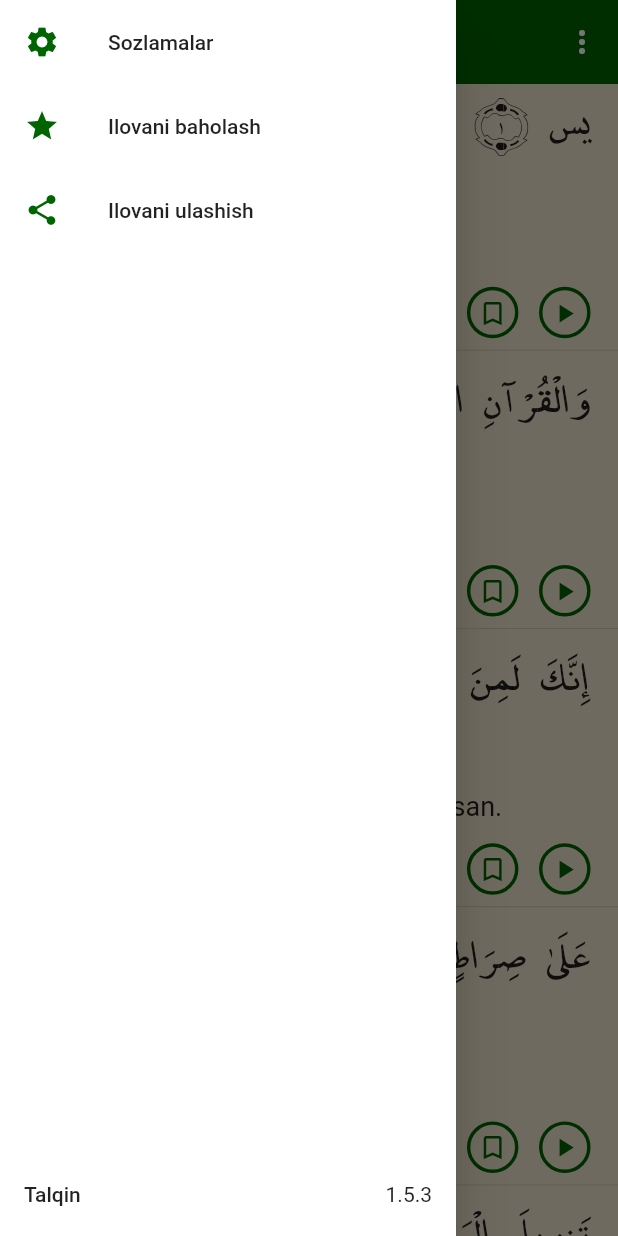
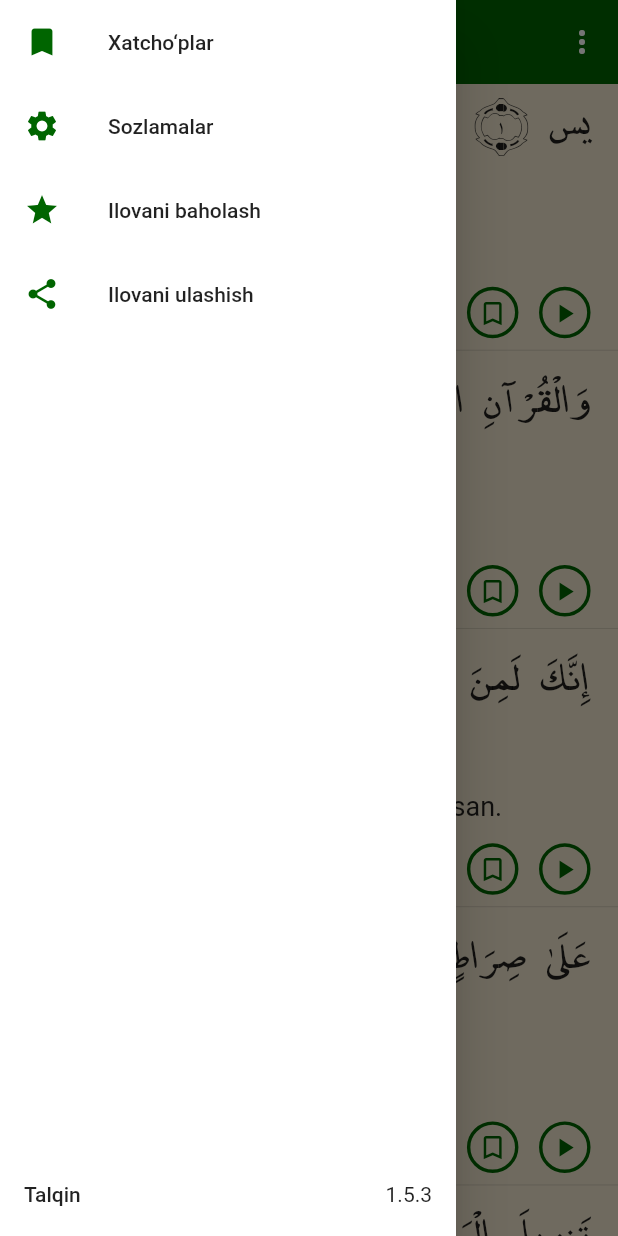
Before and after one commit to MirrikhSoftware/Yasin-flutter, a Flutter app: the screen it shows after launch, with the side drawer open, on a phone screen of 412 x 824 dp. Run offline on Flutter 3.47's test engine with Material 2 defaults, Android fonts, the phone set to English and light mode, and no system bars; our stand-ins replace audioplayers, bloc, flutter_bloc, flutter_screenutil, hive_flutter, share_plus; accounts and stored records are empty.

Commit message:
ArabicTextWidget

```diff
--- a/lib/core/constants/app_strings.dart
+++ b/lib/core/constants/app_strings.dart
@@ -5,6 +5,7 @@ import 'package:yaaseen/hive_helper/app_prefs.dart';
 class AppStrings {
   static const String app_name = 'app_name';
   static const String settings = 'settings';
+  static const String bookmarks = 'bookmarks';
   static const String arabic = 'arabic';
   static const String meaning = 'meaning';
   static const String transcription = 'transcription';
@@ -29,6 +30,7 @@ class AppLocales {
   Map<String, Map<String, String>> _locales() => {
         AppStrings.app_name: _setString('Yosin surasi', 'Ёсин сураси'),
         AppStrings.settings: _setString('Sozlamalar', 'Созламалар'),
+        AppStrings.bookmarks: _setString('Xatcho‘plar', 'Хатчўплар'),
         AppStrings.arabic: _setString('Arabiy', 'Aрабий'),
         AppStrings.meaning: _setString("Ma'nosi", 'Маъноси'),
         AppStrings.transcription: _setString("Transkripsiya", 'Транскрипсия'),
--- a/lib/route/app_route.dart
+++ b/lib/route/app_route.dart
@@ -1,6 +1,7 @@
 import 'package:flutter/material.dart';
 import 'package:yaaseen/route/route_names.dart';
 import 'package:yaaseen/screens/home/home_screen.dart';
+import 'package:yaaseen/screens/home/reading_mode_screen.dart';
 import 'package:yaaseen/screens/settings/settings_screen.dart';
 import 'package:yaaseen/screens/splash/splash.dart';
 
@@ -15,6 +16,9 @@ class AppRoutes {
 
       case RouteNames.settings:
         return _route(const SettingsScreen());
+
+      case RouteNames.reading:
+        return _route(const ReadingModeScreen());
     }
     return null;
   }
--- a/lib/route/route_names.dart
+++ b/lib/route/route_names.dart
@@ -1,4 +1,3 @@
-
 // ignore_for_file: constant_identifier_names
 
 class RouteNames {
@@ -6,4 +5,5 @@ class RouteNames {
   static const String home = '/home';
   static const String sura_details = '/sura_details';
   static const String settings = '/settings';
+  static const String reading = '/reading';
 }
--- a/lib/widgets/app_drawer.dart
+++ b/lib/widgets/app_drawer.dart
@@ -3,6 +3,8 @@ import 'package:url_launcher/url_launcher.dart';
 import 'package:yaaseen/core/components/app_packages.dart';
 import 'package:yaaseen/core/constants/app_colors.dart';
 import 'package:yaaseen/core/constants/app_strings.dart';
+import 'package:yaaseen/route/app_navigator.dart';
+import 'package:yaaseen/route/routes.dart';
 
 class AppDrawer extends StatelessWidget {
   const AppDrawer({Key? key}) : super(key: key);
@@ -14,6 +16,14 @@ class AppDrawer extends StatelessWidget {
       child: SafeArea(
         child: Column(
           children: [
+
+            _setTitle(
+              icon: Icons.bookmark,
+              title: AppStrings.bookmarks.tr(),
+              onTap: () {
+                AppNavigator.pushNamed(RouteNames.reading);
+              },
+            ),
             _setTitle(
               icon: Icons.settings,
               title: AppStrings.settings.tr(),
--- /dev/null
+++ b/lib/widgets/arabic_text.dart
@@ -0,0 +1,29 @@
+import 'package:flutter/material.dart';
+import 'package:yaaseen/core/core.dart';
+
+import '../hive_helper/hive_helper.dart';
+
+class ArabicText extends StatelessWidget {
+  final String arabic;
+  const ArabicText({Key? key, required this.arabic}) : super(key: key);
+
+  @override
+  Widget build(BuildContext context) {
+    return Align(
+      alignment: Alignment.centerRight,
+      child: Text(
+        arabic,
+        textAlign: TextAlign.start,
+        locale: const Locale('ar'),
+        textDirection: TextDirection.rtl,
+        style: TextStyle(
+          fontSize: AppPrefs.arabicSize,
+          fontFamily: AppFonts.meQuran,
+          wordSpacing: 12,
+          height: 1.8,
+          fontWeight: FontWeight.w500,
+        ),
+      ),
+    );
+  }
+}
--- a/lib/widgets/verse_list_tile.dart
+++ b/lib/widgets/verse_list_tile.dart
@@ -1,5 +1,3 @@
-import 'dart:ui';
-
 import 'package:audioplayers/audioplayers.dart';
 import 'package:flutter/material.dart';
 import 'package:flutter/services.dart';
@@ -7,6 +5,7 @@ import 'package:yaaseen/core/core.dart';
 import 'package:yaaseen/hive_helper/app_prefs.dart';
 import 'package:yaaseen/models/verse/verse_model.dart';
 import 'package:yaaseen/services/media_player.dart';
+import 'package:yaaseen/widgets/widgets.dart';
 import 'rounded_icon_button.dart';
 
 class VerseListTile extends StatefulWidget {
@@ -36,38 +35,22 @@ class _VerseListTileState extends State<VerseListTile> {
       child: Column(
         crossAxisAlignment: CrossAxisAlignment.start,
         children: [
-
           // ARABIC
-          Align(
-            alignment: Alignment.centerRight,
-            child: Text(
-              '${widget.verse.arabic!.replaceFirst('\n', '')} $formatted',
-              textAlign: TextAlign.start,
-              locale: const Locale('ar'),
-              textDirection: TextDirection.rtl,
-              style: TextStyle(
-                fontSize: AppPrefs.arabicSize,
-                fontFamily: AppFonts.meQuran,
-                wordSpacing: 12,
-                height: 1.8,
-                fontWeight: FontWeight.w500,
-              ),
-            ),
+          ArabicText(
+            arabic: '${widget.verse.arabic} $formatted',
           ),
           SizedBox(height: 20.h),
 
           // TRANSCRIPTION
-          Text(_getTranscription,
-          style: TextStyle(
-            fontSize: AppPrefs.trSize,
-            fontStyle: FontStyle.italic,
-           letterSpacing: 2
-
-          ),
+          Text(
+            _getTranscription,
+            style: TextStyle(
+                fontSize: AppPrefs.trSize,
+                fontStyle: FontStyle.italic,
+                letterSpacing: 2),
           ),
 
           SizedBox(height: 10.h),
-
 
           // MEAINGS
           Text(
@@ -115,10 +98,12 @@ class _VerseListTileState extends State<VerseListTile> {
     );
   }
 
-  String get _getMeaning =>
-      AppPrefs.locale == 'uz' ? _verse.meaningUz.toString() : _verse.meaning.toString();
-  String get _getTranscription =>
-      AppPrefs.locale == 'uz' ? _verse.transcriptionUz.toString() : _verse.transcription.toString();
+  String get _getMeaning => AppPrefs.locale == 'uz'
+      ? _verse.meaningUz.toString()
+      : _verse.meaning.toString();
+  String get _getTranscription => AppPrefs.locale == 'uz'
+      ? _verse.transcriptionUz.toString()
+      : _verse.transcription.toString();
 
   Future<void> _onShare() async {
     AppFormatter formatter = AppFormatter();
--- a/lib/widgets/widgets.dart
+++ b/lib/widgets/widgets.dart
@@ -5,3 +5,4 @@ export 'home_app_bar.dart';
 export 'app_checkbox_list_tile.dart';
 export 'app_radio_list_tile.dart';
 export 'app_drawer.dart';
+export 'arabic_text.dart';
```
Also changed, not shown: lib/screens/home/reading_mode_screen.dart (added, +18 -0 lines).
